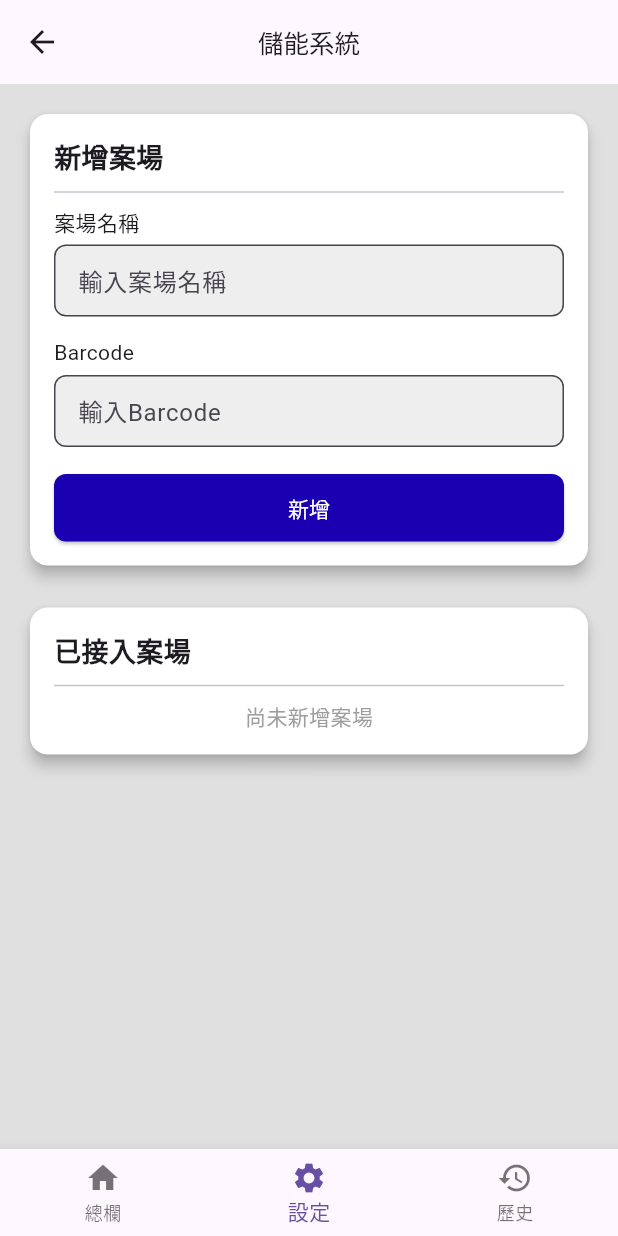
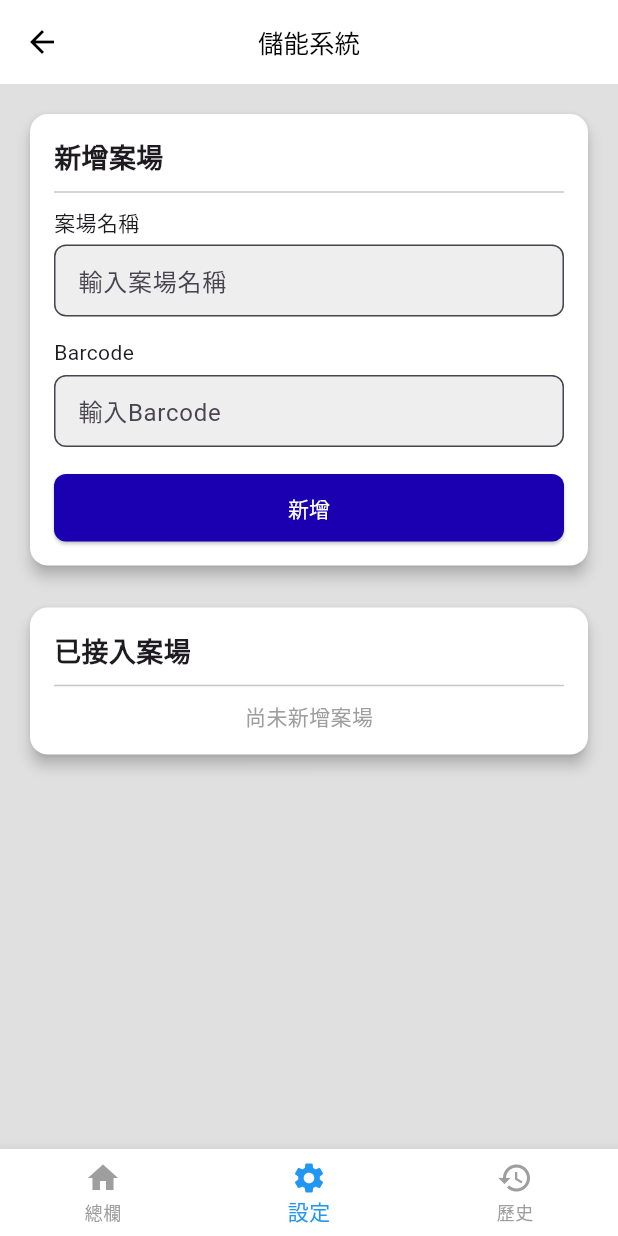
Before and after one commit to PopJoker/APPforCP10, a Flutter app: the DataPage screen opened directly, item 2 of the bottom bar chosen, after a tap on "新增", on a phone screen of 412 x 824 dp. Run offline on Flutter 3.47's test engine with Material 3 defaults, Android fonts, the phone set to English and light mode, and no system bars; our stand-ins replace fl_chart.

Commit message:
first commit

```diff
--- a/lib/data.dart
+++ b/lib/data.dart
@@ -32,7 +32,7 @@ class _DataPageState extends State<DataPage> {
           });
         },
       ),
-      const HistoryPage(),
+      HistoryPage(addedSites: _addedSites),
     ];
   }
 
@@ -40,15 +40,24 @@ class _DataPageState extends State<DataPage> {
   Widget build(BuildContext context) {
     return Scaffold(
       appBar: AppBar(
+        backgroundColor: Colors.white, // 上方 bar 白色
         title: const Text(
           "儲能系統",
-          style: TextStyle(fontSize: 17, fontWeight: FontWeight.w500),
+          style: TextStyle(
+            fontSize: 17,
+            fontWeight: FontWeight.w500,
+            color: Colors.black, // 黑色字避免白底看不到
+          ),
         ),
         centerTitle: true,
+        iconTheme: const IconThemeData(color: Colors.black), // 左側返回/圖示設黑色
       ),
       body: _pages[_currentIndex],
       bottomNavigationBar: BottomNavigationBar(
+        backgroundColor: Colors.white, // 下方 bar 白色
         currentIndex: _currentIndex,
+        selectedItemColor: Colors.blue, // 選中的圖示/字顏色
+        unselectedItemColor: Colors.grey, // 未選中的顏色
         onTap: (index) {
           setState(() {
             _currentIndex = index;
--- a/lib/home_page.dart
+++ b/lib/home_page.dart
@@ -54,7 +54,7 @@ class _HomePageState extends State<HomePage> {
 
       try {
         final response = await http.get(
-          Uri.parse("http://10.13.13.84:5000/data/$barcode"),
+          Uri.parse("http://10.255.85.198:5000/data/$barcode"),
         );
         if (response.statusCode == 200) {
           final data = jsonDecode(response.body);
--- a/lib/settings_page.dart
+++ b/lib/settings_page.dart
@@ -39,7 +39,7 @@ class _SettingsPageState extends State<SettingsPage> {
     for (var site in widget.addedSites) {
       final barcode = site['barcode'];
       try {
-        final resp = await http.get(Uri.parse("http://10.13.13.84:5000/status/$barcode"));
+        final resp = await http.get(Uri.parse("http://10.255.85.198:5000/status/$barcode"));
         if (resp.statusCode == 200) {
           final data = jsonDecode(resp.body);
           setState(() {
@@ -67,7 +67,7 @@ class _SettingsPageState extends State<SettingsPage> {
     // 檢查 barcode 是否存在 server
     try {
       final response =
-          await http.get(Uri.parse("http://10.13.13.84:5000/check/$barcode"));
+          await http.get(Uri.parse("http://10.255.85.198:5000/check/$barcode"));
       if (response.statusCode == 200) {
         final data = jsonDecode(response.body);
         if (data['exists'] == false) {
@@ -93,7 +93,7 @@ class _SettingsPageState extends State<SettingsPage> {
     bool online = false;
     try {
       final statusResp =
-          await http.get(Uri.parse("http://10.13.13.84:5000/status/$barcode"));
+          await http.get(Uri.parse("http://10.255.85.198:5000/status/$barcode"));
       if (statusResp.statusCode == 200) {
         final statusData = jsonDecode(statusResp.body);
         online = statusData['online'] ?? false;
--- a/pubspec.yaml
+++ b/pubspec.yaml
@@ -31,6 +31,7 @@ dependencies:
   flutter:
     sdk: flutter
   http: ^1.1.0
+  fl_chart: ^0.68.0
   # The following adds the Cupertino Icons font to your application.
   # Use with the CupertinoIcons class for iOS style icons.
   cupertino_icons: ^1.0.8
```
Also changed, not shown: lib/history_page.dart (+151 -6 lines), pubspec.lock, 1 other file.
